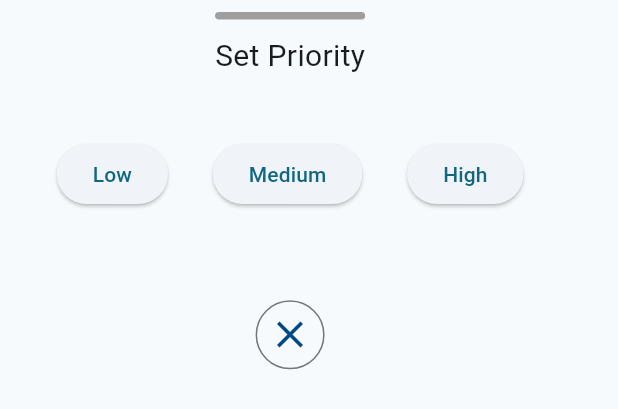
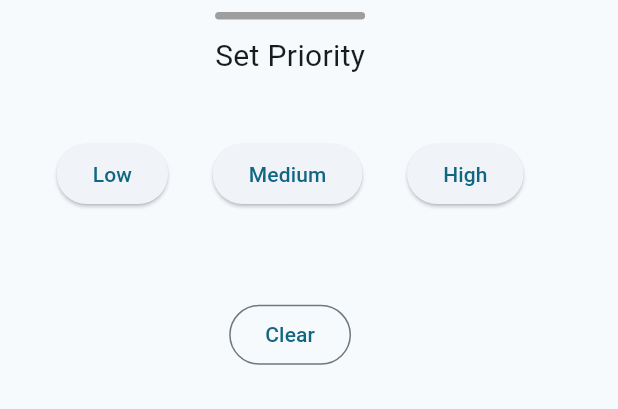
Before and after one commit to Rics-Dev/uNote, a Flutter app: the AddPriorityView widget shown alone on an empty page, opened directly, on a phone screen of 412 x 824 dp. Shown: the top 409 px of the screen. Run offline on Flutter 3.47's test engine with Material 3 defaults, Android fonts, the phone set to English and light mode, and no system bars; our stand-ins replace animated_bottom_navigation_bar, appwrite, badges, flutter_svg, go_router, shared_preferences and 2 more; missing offline and left inert: msh_checkbox, searchbar_animation, sign_button, top_modal_sheet; accounts and stored records are empty; Roboto replaces fonts that are missing (Onest); statements that could not run were skipped.

Commit message:
Mise à jour des widgets de la page d'accueil, de la page de connexion et de la page de tâches. Ajout de la dépendance intl.

```diff
--- a/lib/pages/home_page.dart
+++ b/lib/pages/home_page.dart
@@ -82,8 +82,8 @@ class _HomePageState extends State<HomePage> {
           builder: (context, incoming, rejected) {
             return floatingActionButton(context, incoming.isNotEmpty);
           },
-          onWillAccept: (data) => true,
-          onAccept: (data) {
+          onWillAcceptWithDetails: (data) => true,
+          onAcceptWithDetails: (data) {
             removeTask(data);
             // tasks.remove(data);
           }),
--- a/lib/pages/landing_page.dart
+++ b/lib/pages/landing_page.dart
@@ -67,7 +67,7 @@ class _LandingPageState extends State<LandingPage> {
     try {
       final AuthAPI appwrite = context.read<AuthAPI>();
       await appwrite.verifyMagicURLSession(userId: userId, secret: secret);
-      if (context.mounted) context.go('/');
+      if (context.mounted){ context.go('/');}
     } on AppwriteException catch (e) {
       setState(() {});
       // if (context.mounted) Navigator.pop(context);
--- a/lib/widgets/homePage/add_task_widgets/add_priority.dart
+++ b/lib/widgets/homePage/add_task_widgets/add_priority.dart
@@ -64,16 +64,12 @@ class AddPriorityView extends StatelessWidget {
               const Spacer(),
               Padding(
                 padding: const EdgeInsets.only(bottom: 8.0),
-                child: IconButton.outlined(
+                child: OutlinedButton(
                   onPressed: () {
                     context.read<TasksAPI>().setTemporarySelectedPriority(null);
                     Navigator.pop(context);
                   },
-                  icon: const Icon(
-                    Icons.close,
-                    color: Color.fromARGB(255, 0, 73, 133),
-                    size: 30,
-                  ),
+                  child: const Text('Clear'),
                 ),
               ),
             ],
--- a/pubspec.yaml
+++ b/pubspec.yaml
@@ -54,6 +54,7 @@ dependencies:
   searchbar_animation: ^0.0.4
   dropdown_button2: ^2.3.9
   uuid: ^4.3.3
+  intl: ^0.19.0
   # encrypt: ^5.0.3
   # flutter_launcher_icons: "^0.13.1"
 
```
Also changed, not shown: lib/widgets/homePage/add_task_widgets/add_date.dart (+9 -8 lines), lib/widgets/inboxPage/tasks_view_inboxpage.dart (+4 -4 lines), pubspec.lock.
